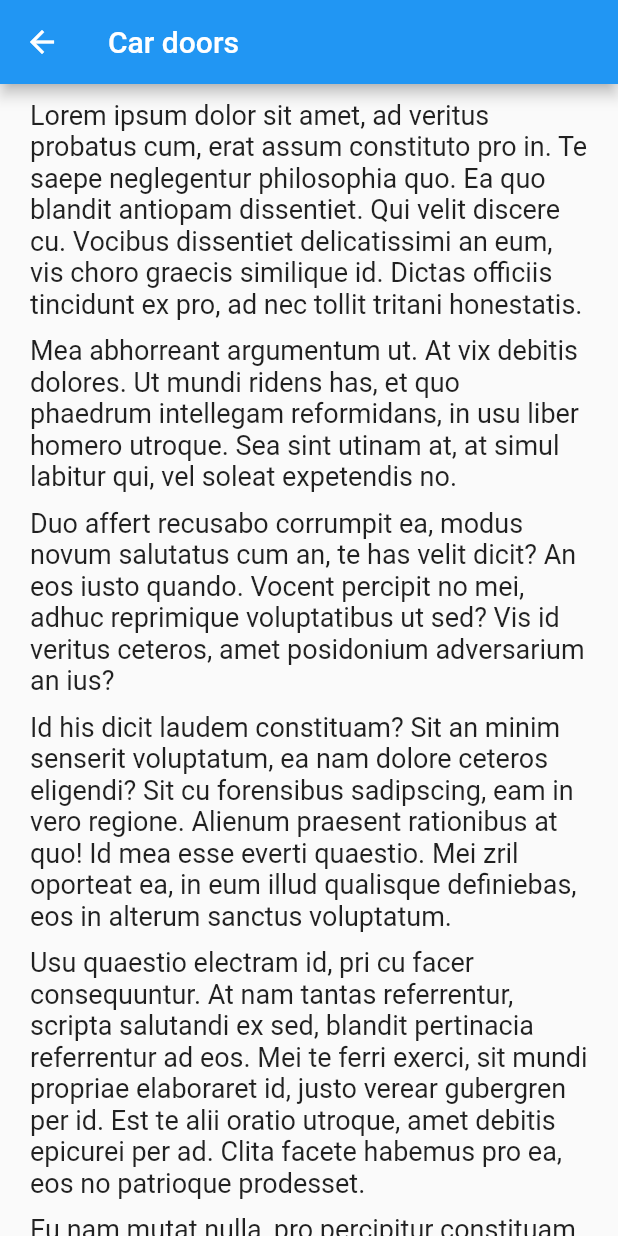
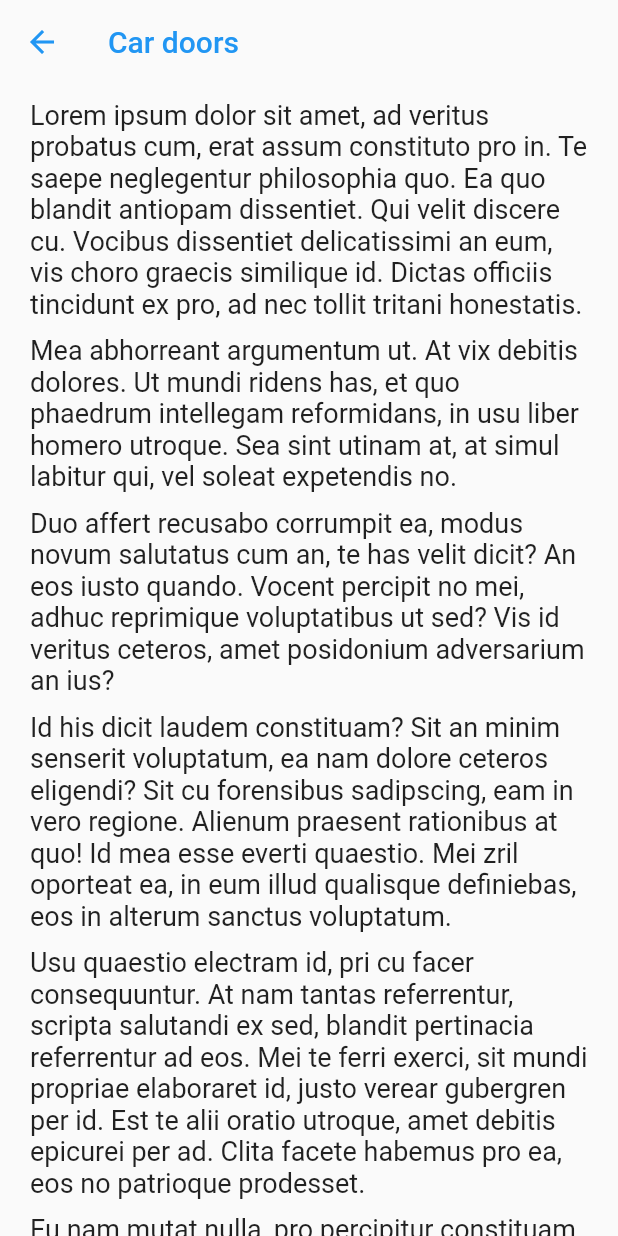
Before and after one commit to filiph/little_things, a Flutter app: the screen it shows after launch, after a tap on "Car doors", on a phone screen of 412 x 824 dp. Run offline on Flutter 3.47's test engine with Material 2 defaults, Android fonts, the phone set to English and light mode, and no system bars; our stand-ins replace yaml.

Commit message:
Improve the detail’s app bar

```diff
--- a/lib/src/detail.dart
+++ b/lib/src/detail.dart
@@ -11,6 +11,14 @@ class ItemDetail extends StatelessWidget {
     return Scaffold(
       appBar: AppBar(
         title: Text(item.name),
+        backgroundColor: Theme.of(context).canvasColor,
+        elevation: 0,
+        brightness: Brightness.light,
+        textTheme: TextTheme(
+          headline6:
+              Theme.of(context).textTheme.headline6.apply(color: Colors.blue),
+        ),
+        iconTheme: IconThemeData(color: Colors.blue),
       ),
       body: ListView(
         padding: EdgeInsets.only(bottom: 40),
```
